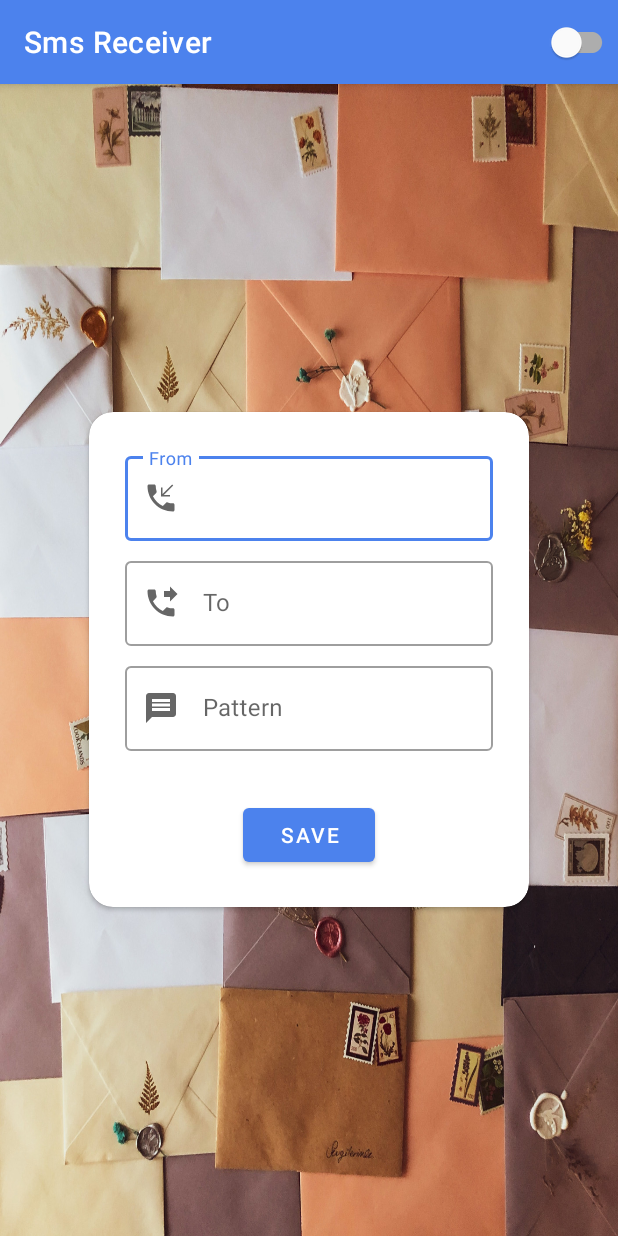
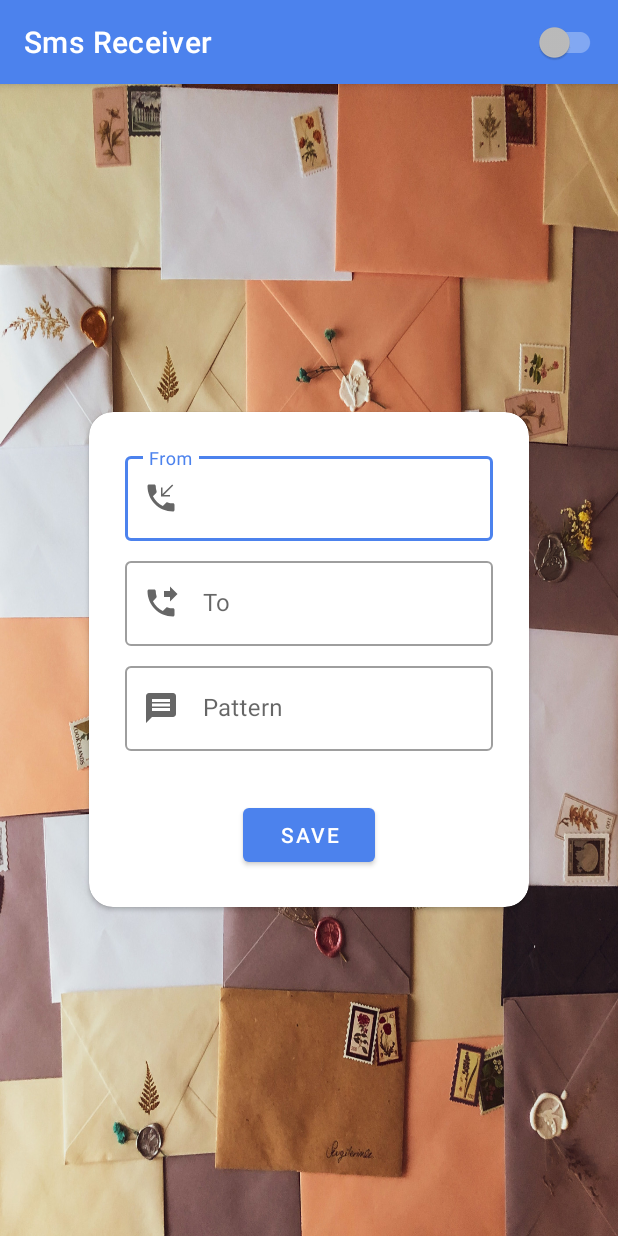
Before and after one commit to emres019/sms-router-app, an Android app: the screen it shows after launch (MainActivity), on a phone screen of 412 x 824 dp. Run offline under Robolectric (Android 15) with nearby library versions, the phone set to English and light mode, and no system bars.

Commit message:
Added action bar switch onCheckedChangeListener, sendSms method and getMatches method; Changed SwitchMaterial to SwitchCompat, activity preferences to custom file shared preferences and key names; Completed Sms Receiver

```diff
--- a/app/build.gradle
+++ b/app/build.gradle
@@ -30,7 +30,7 @@ android {
 
 dependencies {
 
-    implementation 'androidx.appcompat:appcompat:1.6.0'
+    implementation 'androidx.appcompat:appcompat:1.5.1'
     implementation 'com.google.android.material:material:1.7.0'
     implementation 'androidx.constraintlayout:constraintlayout:2.1.4'
     testImplementation 'junit:junit:4.13.2'
--- a/app/src/main/res/layout/menu_item_switch.xml
+++ b/app/src/main/res/layout/menu_item_switch.xml
@@ -3,9 +3,10 @@
     android:layout_width="match_parent"
     android:layout_height="match_parent">
 
-    <com.google.android.material.switchmaterial.SwitchMaterial
+    <androidx.appcompat.widget.SwitchCompat
+        android:id="@+id/sw_inner"
         android:layout_width="wrap_content"
         android:layout_height="wrap_content"
-        android:layout_centerHorizontal="true"
-        android:layout_centerVertical="true" />
+        android:layout_centerVertical="true"
+        android:layout_marginEnd="8dp" />
 </RelativeLayout>
--- a/app/src/main/res/values/strings.xml
+++ b/app/src/main/res/values/strings.xml
@@ -1,13 +1,29 @@
 <resources>
     <string name="app_name">Sms Receiver</string>
-    <string name="snack_bar_permission_text">SMS permissions are required to work</string>
+
+    <!-- UI related data -->
+    <eat-comment />
     <string name="tf_from_hint">From</string>
     <string name="tf_to_hint">To</string>
+    <string name="tf_pattern_hint">Pattern</string>
     <string name="btn_save_text">Save</string>
-    <string name="iv_background_content_desc">Shows background image</string>
-    <string name="tf_pattern_hint">Pattern</string>
-    <string name="saved_from_key">from</string>
-    <string name="saved_to_key">to</string>
-    <string name="saved_pattern_key">pattern</string>
+
+    <!-- Shared preferences keys -->
+    <eat-comment />
+    <string name="saved_enabled_key">is_app_enabled</string>
+    <string name="saved_sender_key">sender_phone</string>
+    <string name="saved_receiver_key">receiver_phone</string>
+    <string name="saved_pattern_key">message_pattern</string>
+    <string name="preferences_file_key">com.example.smsreceiver.DataPrefs</string>
+
+    <!-- Error messages -->
+    <eat-comment />
     <string name="error_text_empty">This area cannot be empty</string>
+    <string name="error_sms_perms_not_granted">SMS permissions are required to work</string>
+
+    <!-- Auto message -->
+    <eat-comment />
+    <string name="auto_msg_text">
+        Hello, it\'s an automated message. Please don\'t reply to this message.\n
+        I found these that fit the pattern: </string>
 </resources>
```
Also changed, not shown: app/src/main/java/com/example/smsreceiver/MainActivity.java (+32 -22 lines), app/src/main/java/com/example/smsreceiver/SmsReceiver.java (+74 -20 lines).
